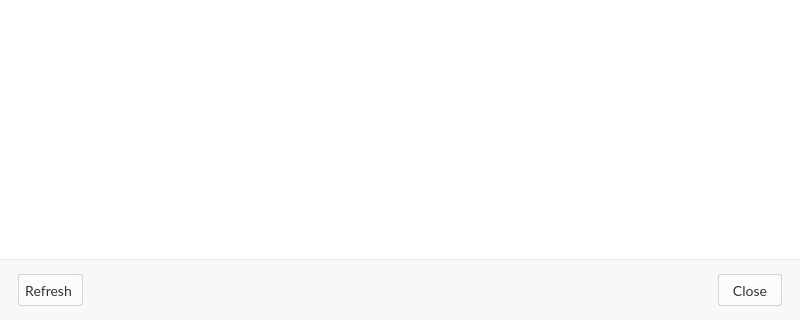
meganz/MEGAsync, file src/MEGASync/stalled_issues/gui/win/StalledIssuesDialog.ui: the form before one commit; both pictures show x 0 to 800 and y 280 to 600 of the 800 by 600 pixel window.
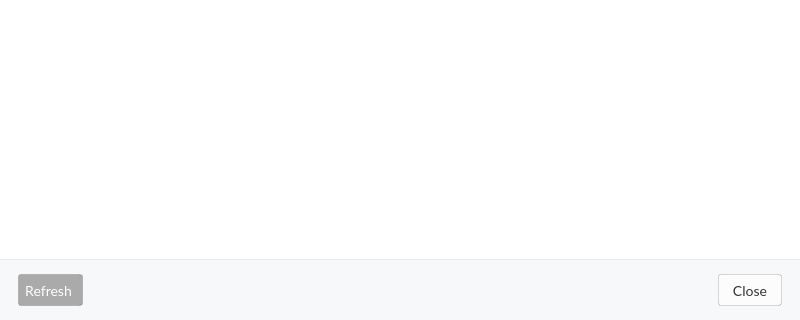
The form after the commit. Icons and pictures are not drawn. Custom widgets are drawn as their Qt base class.

Commit message: Change Update button stylesheet

Diff of the .ui file:
```diff
--- a/src/MEGASync/stalled_issues/gui/win/StalledIssuesDialog.ui
+++ b/src/MEGASync/stalled_issues/gui/win/StalledIssuesDialog.ui
@@ -38,6 +38,53 @@
    background-color: transparent;
 }
 
+#footer
+{
+    background-color: #F7F8F9;
+}
+
+#footer QPushButton
+{
+    font-family: Lato;
+    font-size: 14px;
+    border-radius: 3px;
+    border: 1px solid rgba(0,0,0, 0.15);
+}
+
+#doneButton
+{
+    background-color: #FCFCFC;
+    color: #333333;
+}
+
+#updateButton
+{
+    padding-left: 6px;
+    padding-right: 10px;
+    color: #FFFFFF;
+    spacing: 5px;
+}
+
+#updateButton:enabled
+{
+    background-color: #AAAAAA;
+}
+
+#updateButton:hover:enabled
+{
+    background-color: #BDBDBD;
+}
+
+#updateButton:pressed:enabled
+{
+    background-color: #C6C6C6;
+}
+
+#updateButton:disabled
+{
+    background-color: #AAAAAA4D;
+}
+
 </string>
   </property>
   <layout class="QVBoxLayout" name="verticalLayout">
@@ -515,26 +562,7 @@
       </size>
      </property>
      <property name="styleSheet">
-      <string notr="true">#footer
-{
-    background-color: #F7F8F9;
-}
-
-QPushButton
-{
-    font-family: Lato;
-    font-size: 14px;
-    color: #333333;
-    background-color: #FCFCFC;
-    border-radius: 3px;
-    border: 1px solid rgba(0,0,0, 0.15);
-}
-
-#updateButton
-{
-    padding-left: 6px;
-    padding-right: 10px;
-}</string>
+      <string notr="true"/>
      </property>
      <layout class="QHBoxLayout" name="horizontalLayout_2">
       <property name="spacing">
@@ -578,8 +606,8 @@
         </property>
         <property name="iconSize">
          <size>
-          <width>24</width>
-          <height>24</height>
+          <width>16</width>
+          <height>16</height>
          </size>
         </property>
        </widget>
```
Left out of the diff: 2 changed lines with no effect on the pictures. The commit also changes 8 other files.
